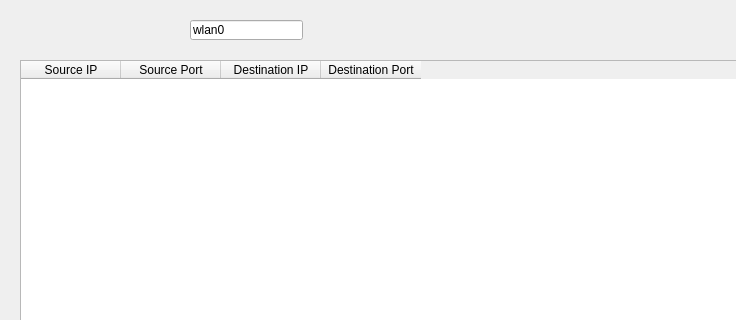
First picture: the form in mainwindow.ui, repository 0xdak/muhIDS, before the edit; both pictures show x 0 to 736 and y 0 to 320 of the 957 by 752 pixel window.
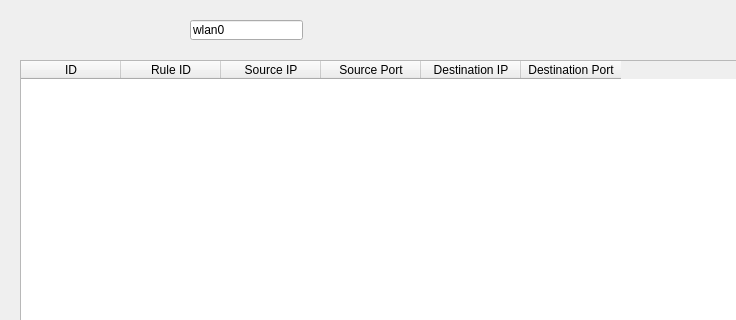
Second picture: the form after the edit.

Commit message: append rule_id to the columns

```diff
--- a/mainwindow.ui
+++ b/mainwindow.ui
@@ -42,9 +42,34 @@
       <height>541</height>
      </rect>
     </property>
+    <property name="autoFillBackground">
+     <bool>false</bool>
+    </property>
     <property name="showGrid">
      <bool>false</bool>
     </property>
+    <property name="gridStyle">
+     <enum>Qt::SolidLine</enum>
+    </property>
+    <property name="sortingEnabled">
+     <bool>false</bool>
+    </property>
+    <property name="cornerButtonEnabled">
+     <bool>true</bool>
+    </property>
+    <property name="rowCount">
+     <number>0</number>
+    </property>
+    <column>
+     <property name="text">
+      <string>ID</string>
+     </property>
+    </column>
+    <column>
+     <property name="text">
+      <string>Rule ID</string>
+     </property>
+    </column>
     <column>
      <property name="text">
       <string>Source IP</string>
```
The commit also changes 1 other file.
